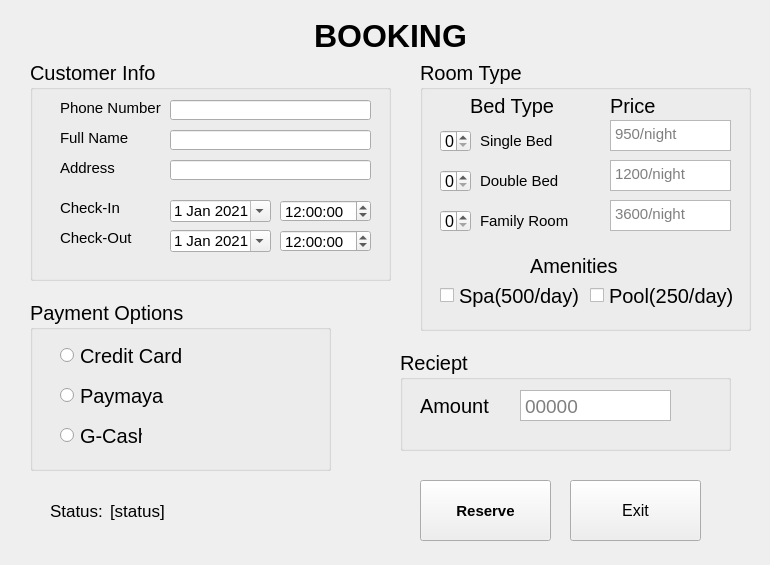
First picture: the form in ui/client_booking.ui, repository AngeloXD13/Simple_Hotel_Reservation, before the edit.
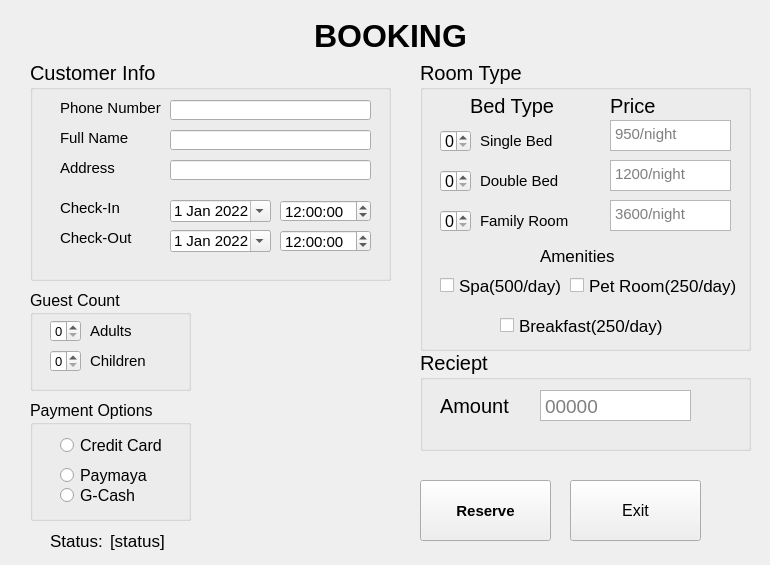
Second picture: the form after the edit.

Diff of the .ui file:
```diff
--- a/ui/client_booking.ui
+++ b/ui/client_booking.ui
@@ -191,7 +191,7 @@
        <hour>0</hour>
        <minute>0</minute>
        <second>0</second>
-       <year>2021</year>
+       <year>2022</year>
        <month>1</month>
        <day>1</day>
       </datetime>
@@ -244,7 +244,7 @@
        <hour>0</hour>
        <minute>0</minute>
        <second>0</second>
-       <year>2021</year>
+       <year>2022</year>
        <month>1</month>
        <day>1</day>
       </datetime>
@@ -283,14 +283,14 @@
     <property name="geometry">
      <rect>
       <x>30</x>
-      <y>300</y>
-      <width>301</width>
-      <height>171</height>
+      <y>400</y>
+      <width>161</width>
+      <height>121</height>
      </rect>
     </property>
     <property name="font">
      <font>
-      <pointsize>15</pointsize>
+      <pointsize>12</pointsize>
      </font>
     </property>
     <property name="title">
@@ -300,7 +300,7 @@
      <property name="geometry">
       <rect>
        <x>30</x>
-       <y>40</y>
+       <y>30</y>
        <width>131</width>
        <height>31</height>
       </rect>
@@ -313,7 +313,7 @@
      <property name="geometry">
       <rect>
        <x>30</x>
-       <y>80</y>
+       <y>60</y>
        <width>111</width>
        <height>31</height>
       </rect>
@@ -326,7 +326,7 @@
      <property name="geometry">
       <rect>
        <x>30</x>
-       <y>120</y>
+       <y>80</y>
        <width>82</width>
        <height>31</height>
       </rect>
@@ -342,7 +342,7 @@
       <x>420</x>
       <y>60</y>
       <width>331</width>
-      <height>271</height>
+      <height>291</height>
      </rect>
     </property>
     <property name="font">
@@ -535,12 +535,17 @@
     <widget class="QLabel" name="label_12">
      <property name="geometry">
       <rect>
-       <x>110</x>
-       <y>190</y>
+       <x>120</x>
+       <y>180</y>
        <width>101</width>
        <height>31</height>
       </rect>
      </property>
+     <property name="font">
+      <font>
+       <pointsize>13</pointsize>
+      </font>
+     </property>
      <property name="text">
       <string>Amenities</string>
      </property>
@@ -548,34 +553,62 @@
     <widget class="QCheckBox" name="pool_cb">
      <property name="geometry">
       <rect>
-       <x>170</x>
-       <y>220</y>
-       <width>151</width>
+       <x>150</x>
+       <y>210</y>
+       <width>171</width>
        <height>31</height>
       </rect>
      </property>
+     <property name="font">
+      <font>
+       <pointsize>13</pointsize>
+      </font>
+     </property>
      <property name="text">
-      <string>Pool(250/day)</string>
+      <string>Pet Room(250/day)</string>
      </property>
     </widget>
     <widget class="QCheckBox" name="spa_cb">
      <property name="geometry">
       <rect>
        <x>20</x>
-       <y>220</y>
+       <y>210</y>
        <width>141</width>
        <height>31</height>
       </rect>
      </property>
+     <property name="font">
+      <font>
+       <pointsize>13</pointsize>
+      </font>
+     </property>
      <property name="text">
       <string>Spa(500/day)</string>
      </property>
     </widget>
+    <widget class="QCheckBox" name="breakfast_cb">
+     <property name="geometry">
+      <rect>
+       <x>80</x>
+       <y>250</y>
+       <width>171</width>
+       <height>31</height>
+      </rect>
+     </property>
+     <property name="font">
+      <font>
+       <pointsize>13</pointsize>
+      </font>
+     </property>
+     <property name="text">
+      <string>Breakfast(250/day)</string>
+     </property>
+    </widget>
    </widget>
    <widget class="QGroupBox" name="groupBox_4">
     <property name="geometry">
      <rect>
-      <x>400</x>
+      <x>420</x>
       <y>350</y>
       <width>331</width>
       <height>101</height>
@@ -694,7 +727,7 @@
     <property name="geometry">
      <rect>
       <x>50</x>
-      <y>490</y>
+      <y>520</y>
       <width>81</width>
       <height>41</height>
      </rect>
@@ -712,7 +745,7 @@
     <property name="geometry">
      <rect>
       <x>110</x>
-      <y>500</y>
+      <y>530</y>
       <width>241</width>
       <height>21</height>
      </rect>
@@ -726,6 +759,90 @@
      <string>[status]</string>
     </property>
    </widget>
+   <widget class="QGroupBox" name="groupBox_5">
+    <property name="geometry">
+     <rect>
+      <x>30</x>
+      <y>290</y>
+      <width>161</width>
+      <height>101</height>
+     </rect>
+    </property>
+    <property name="font">
+     <font>
+      <pointsize>12</pointsize>
+     </font>
+    </property>
+    <property name="title">
+     <string>Guest Count</string>
+    </property>
+    <widget class="QLabel" name="label_15">
+     <property name="geometry">
+      <rect>
+       <x>60</x>
+       <y>30</y>
+       <width>111</width>
+       <height>21</height>
+      </rect>
+     </property>
+     <property name="font">
+      <font>
+       <pointsize>11</pointsize>
+      </font>
+     </property>
+     <property name="text">
+      <string>Adults</string>
+     </property>
+    </widget>
+    <widget class="QSpinBox" name="adults_sb">
+     <property name="geometry">
+      <rect>
+       <x>20</x>
+       <y>30</y>
+       <width>31</width>
+       <height>22</height>
+      </rect>
+     </property>
+     <property name="font">
+      <font>
+       <pointsize>10</pointsize>
+      </font>
+     </property>
+    </widget>
+    <widget class="QSpinBox" name="children_sb">
+     <property name="geometry">
+      <rect>
+       <x>20</x>
+       <y>60</y>
+       <width>31</width>
+       <height>22</height>
+      </rect>
+     </property>
+     <property name="font">
+      <font>
+       <pointsize>10</pointsize>
+      </font>
+     </property>
+    </widget>
+    <widget class="QLabel" name="label_16">
+     <property name="geometry">
+      <rect>
+       <x>60</x>
+       <y>60</y>
+       <width>111</width>
+       <height>21</height>
+      </rect>
+     </property>
+     <property name="font">
+      <font>
+       <pointsize>11</pointsize>
+      </font>
+     </property>
+     <property name="text">
+      <string>Children</string>
+     </property>
+    </widget>
+   </widget>
   </widget>
  </widget>
  <resources/>
```
Left out of the diff: 2 changed lines with no effect on the pictures.
